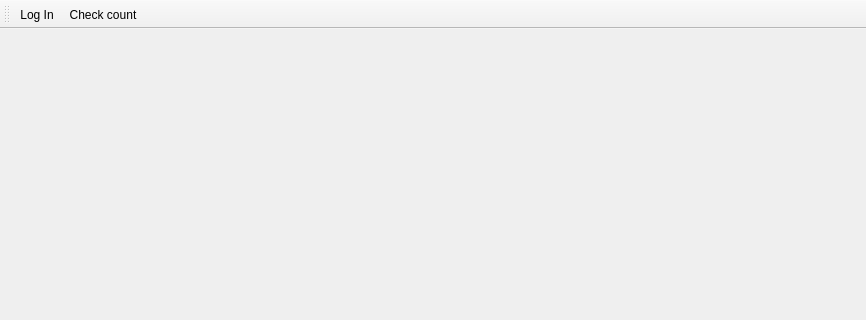
First picture: the form in mainwindow.ui, repository theoar/DataBaseApp, before the edit; both pictures show x 0 to 866 and y 0 to 320 of the 866 by 519 pixel window.
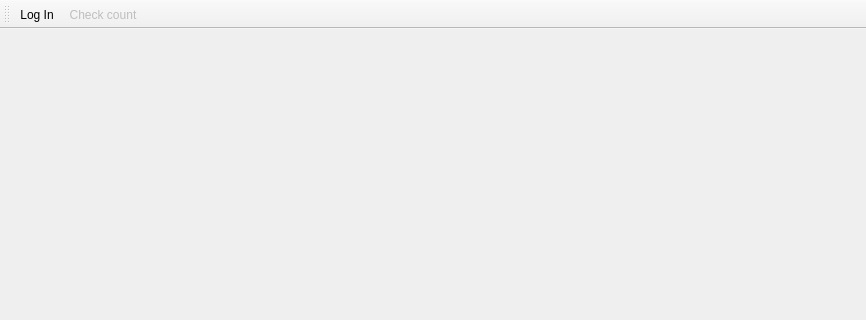
Second picture: the form after the edit. Icons and pictures are not drawn.

The edit to the form file:
```diff
--- a/mainwindow.ui
+++ b/mainwindow.ui
@@ -74,6 +74,9 @@
    </property>
   </action>
   <action name="CheckCountAction">
+   <property name="enabled">
+    <bool>false</bool>
+   </property>
    <property name="icon">
     <iconset resource="resources.qrc">
      <normaloff>:/new/prefix1/list-remove.png</normaloff>:/new/prefix1/list-remove.png</iconset>
```
Left out of the diff: 4 changed lines with no effect on the pictures.
